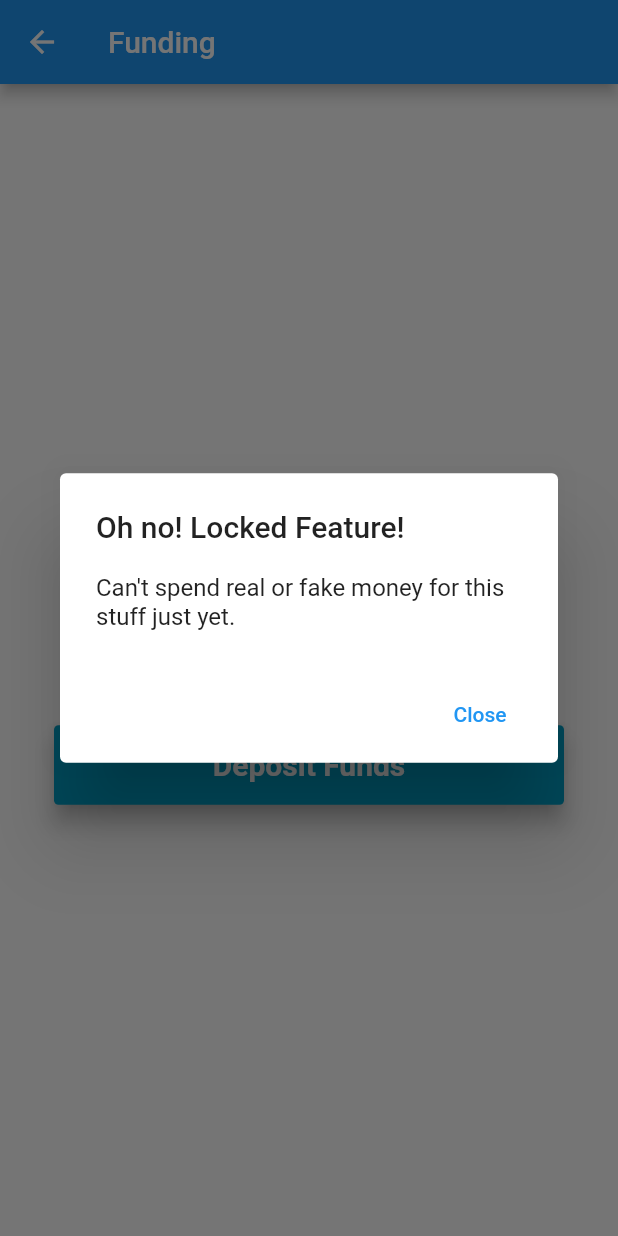
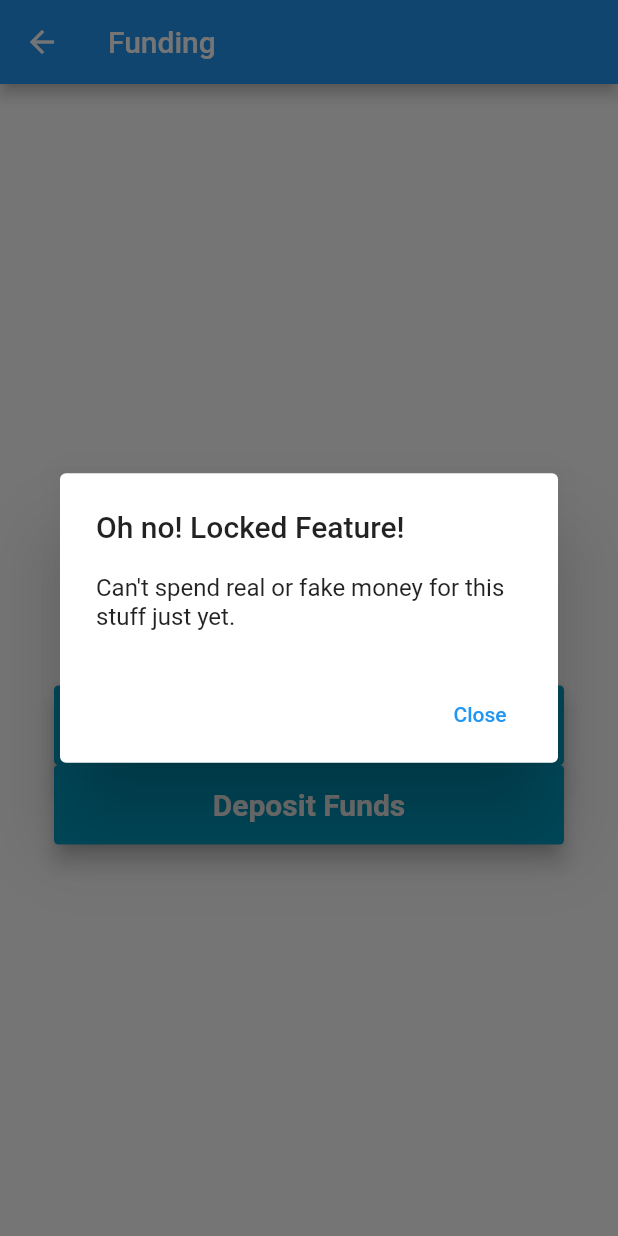
Before and after one commit to warrenchu/UofT_Hacks_2021, a Flutter app: the MoneyTracker screen opened directly, after a tap on "Deposit Funds", on a phone screen of 412 x 824 dp. Run offline on Flutter 3.47's test engine with Material 2 defaults, Android fonts, the phone set to English and light mode, and no system bars; our stand-ins replace shared_preferences; missing offline and left inert: flame; accounts and stored records are empty; Roboto replaces fonts that are missing (Montserrat).

Commit message:
some cleaning to unused code

```diff
--- a/lib/money_tracker.dart
+++ b/lib/money_tracker.dart
@@ -28,59 +28,11 @@ class _MoneyTrackerState extends State<MoneyTracker> {
   int savingsCounter = 600;
   int pocketMoney = 600;
 
-// // Initiate the variables
-//   void initState() {
-//     super.initState();
-//     getIntFromLocalMemory('savingsCounter')
-//         .then((value) => savingsCounter = value);
-//     getIntFromLocalMemory('pocketMoney').then((n) => pocketMoney = n);
-//   }
-
-//   void addToTotal() {
-//     setState(() {
-//       savingsCounter++;
-//     });
-//     saveIntInLocalMemory('savingsCounter', savingsCounter);
-//   }
-
-//   void addToPocket() {
-//     setState(() {
-//       pocketMoney++;
-//     });
-//     saveIntInLocalMemory('pocketMoney', pocketMoney);
-//   }
-
   @override
   Widget build(BuildContext context) {
     return Scaffold(
       appBar: AppBar(title: Text('Funding')),
-        //title:
-        // Column(
-        //   mainAxisAlignment: MainAxisAlignment.start,
-        //   children: <Widget>[
-        //     Text(
-        //       'Total Savings: ${savingsCounter}',
-        //     ),
-        //     Text(
-        //       'Avatar Spending Money: ${pocketMoney}',
-        //     ),
-        //   ],
-        // ),
-        // actions: <Widget>[
-        //   IconButton(
-        //     icon: Icon(Icons.account_balance_wallet_outlined),
-        //     tooltip: 'Add funds',
-        //     onPressed: () => {
-        //       // Something
-        //     },
-        //   ), //IconButton
-        //   IconButton(
-        //     icon: Icon(Icons.settings),
-        //     tooltip: 'Setting Icon',
-        //     onPressed: () {},
-        //   ), //IconButton
-        // ],
-      // ),
+
       body: Center(
         child: Container(
           color: Colors.white,
@@ -102,6 +54,25 @@ class _MoneyTrackerState extends State<MoneyTracker> {
                               'Pocket Money: ${pocketMoney}',
                               textScaleFactor: 2,
                               textDirection: TextDirection.ltr)),
+                Material(
+                  elevation: 6.0,
+                  borderRadius: BorderRadius.circular(3.0),
+                  color: Color(0xff01A0C7),
+                  child: MaterialButton(
+                    minWidth: MediaQuery.of(context).size.width,
+                    padding: EdgeInsets.fromLTRB(20.0, 15.0, 20.0, 15.0),
+                    onPressed: () {
+                      showDialog(
+                        context: context,
+                        builder: (BuildContext context) => _buildPopupDialog(context),
+                      );
+                    },
+                    child: Text("Deposit Funds",
+                        textAlign: TextAlign.center,
+                        style:
+                            style.copyWith(color: Colors.white, fontWeight: FontWeight.bold)),
+                  ),
+                ),
                 Material(
                   elevation: 6.0,
                   borderRadius: BorderRadius.circular(3.0),
@@ -167,46 +138,3 @@ Widget _buildPopupDialog(BuildContext context) {
     ],
   );
 }
-
-
-// class MoneyDrawer extends StatelessWidget {
-//   @override
-//   Widget build(BuildContext context) {
-//     return Scaffold(
-//         body: ListView(
-//           padding: EdgeInsets.zero,
-//           children: <Widget>[
-//             DrawerHeader(
-//               child: Text(
-//                 'General Settings',
-//                 style: TextStyle(color: Colors.white, fontSize: 25),
-//               ),
-//               decoration: BoxDecoration(
-//                 color: Colors.green,
-//               ),
-//             ),
-//             ListTile(
-//               leading: Icon(Icons.input),
-//               title: Text('Add money to your wallet'),
-//               onTap: () => {},
-//             ),
-//             ListTile(
-//               leading: Icon(Icons.verified_user),
-//               title: Text('Profile'),
-//               onTap: () => {Navigator.of(context).pop()},
-//             ),
-//             ListTile(
-//               leading: Icon(Icons.settings),
-//               title: Text('Settings'),
-//               onTap: () => {Navigator.of(context).pop()},
-//             ),
-//             ListTile(
-//               leading: Icon(Icons.exit_to_app),
-//               title: Text('Logout'),
-//               onTap: () => {Navigator.of(context).pop()},
-//             ),
-//           ],
-//         ),
-//       );
-//   }
-// }
```
Also changed, not shown: lib/maingame.dart (+35 -29 lines).
